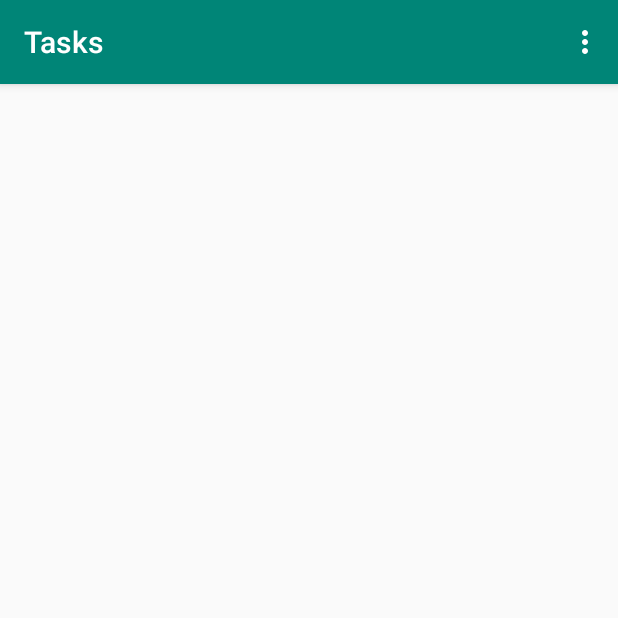
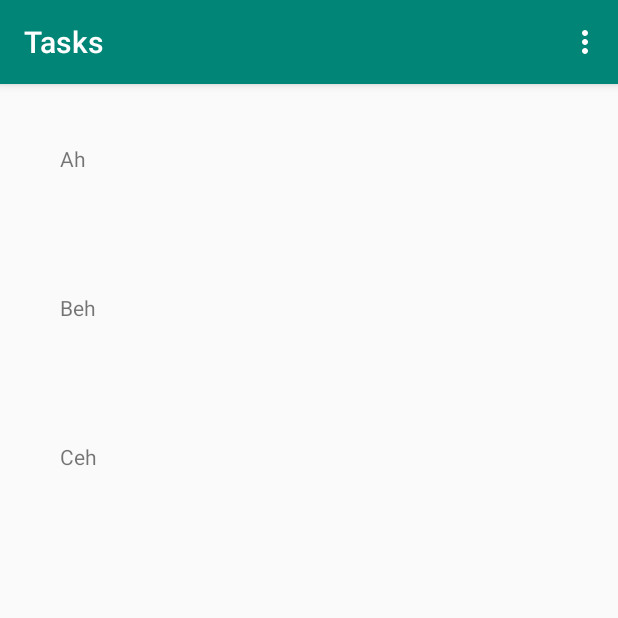
Before and after one commit to SpurNut/House-Keeper, an Android app: the screen it shows after launch (MainActivity), on a phone screen of 412 x 824 dp, the top half of it. Run offline under Robolectric (Android 15) with nearby library versions, the phone set to English and light mode, and no system bars; our stand-ins replace navigation-ui.

Commit message:
Added Recyclerview to Tasks Fragment

```diff
--- a/app/src/main/java/com/spurnut/housekeeper/NavigationExtension.kt
+++ b/app/src/main/java/com/spurnut/housekeeper/NavigationExtension.kt
@@ -113,11 +113,6 @@ fun BottomNavigationView.setupWithNavController(
                                 }
                             }
                             .addToBackStack(firstFragmentTag)
-                            .setCustomAnimations(
-                                    R.anim.nav_default_enter_anim,
-                                    R.anim.nav_default_exit_anim,
-                                    R.anim.nav_default_pop_enter_anim,
-                                    R.anim.nav_default_pop_exit_anim)
                             .setReorderingAllowed(true)
                             .commit()
                 }
--- /dev/null
+++ b/app/src/main/java/com/spurnut/housekeeper/tasksscreen/MyAdapter.kt
@@ -0,0 +1,41 @@
+package com.spurnut.housekeeper.tasksscreen
+
+import android.view.LayoutInflater
+import android.view.ViewGroup
+import android.widget.TextView
+import androidx.recyclerview.widget.RecyclerView
+import com.spurnut.housekeeper.R
+
+class MyAdapter(private var myDataset: List<*>) :
+        RecyclerView.Adapter<MyAdapter.MyViewHolder>() {
+
+    // Provide a reference to the views for each data item
+    // Complex data items may need more than one view per item, and
+    // you provide access to all the views for a data item in a view holder.
+    // Each data item is just a string in this case that is shown in a TextView.
+    class MyViewHolder(val textView: TextView) : RecyclerView.ViewHolder(textView)
+
+
+    // Create new views (invoked by the layout manager)
+    override fun onCreateViewHolder(parent: ViewGroup,
+                                    viewType: Int): MyAdapter.MyViewHolder {
+        // create a new view
+        val textView = LayoutInflater.from(parent.context)
+                .inflate(R.layout.my_text_view, parent, false) as TextView
+        // set the view's size, margins, paddings and layout parameters
+
+        return MyViewHolder(textView)
+    }
+
+    // Replace the contents of a view (invoked by the layout manager)
+    override fun onBindViewHolder(holder: MyViewHolder, position: Int) {
+        // - get element from your dataset at this position
+        // - replace the contents of the view with that element
+        holder.textView.text = myDataset[position] as CharSequence?
+    }
+
+    // Return the size of your dataset (invoked by the layout manager)
+    override fun getItemCount() = myDataset.size
+
+    fun getItems() = myDataset
+}
--- a/app/src/main/java/com/spurnut/housekeeper/tasksscreen/Tasks.kt
+++ b/app/src/main/java/com/spurnut/housekeeper/tasksscreen/Tasks.kt
@@ -21,18 +21,63 @@ import android.view.LayoutInflater
 import android.view.View
 import android.view.ViewGroup
 import androidx.fragment.app.Fragment
+import androidx.recyclerview.widget.ItemTouchHelper
+import androidx.recyclerview.widget.RecyclerView
 import com.spurnut.housekeeper.R
+import java.util.*
+
 
 /**
  * Shows the main title screen with a button that navigates to [About].
  */
 class Tasks : Fragment() {
+
+    private lateinit var recyclerView: RecyclerView
+
     override fun onCreateView(
-        inflater: LayoutInflater, container: ViewGroup?, savedInstanceState: Bundle?
+            inflater: LayoutInflater, container: ViewGroup?, savedInstanceState: Bundle?
     ): View? {
+
         val view = inflater.inflate(R.layout.fragment_tasks, container, false)
+
+        val viewAdapter = MyAdapter(listOf("Ah", "Beh", "Ceh"))
+
+        recyclerView = view.findViewById<RecyclerView>(R.id.my_recycler_view).apply {
+            setHasFixedSize(true)
+            adapter = viewAdapter
+        }
+
+        // Extend the Callback class
+        class _ithCallback() : ItemTouchHelper.Callback() {
+            //and in your imlpementaion of
+            override fun onMove(recyclerView: RecyclerView, viewHolder: RecyclerView.ViewHolder, target: RecyclerView.ViewHolder): Boolean {
+                // get the viewHolder's and target's positions in your adapter data, swap them
+                Collections.swap(viewAdapter.getItems(), viewHolder.getAdapterPosition(), target.getAdapterPosition())
+                // and notify the adapter that its dataset has changed
+                viewAdapter.notifyItemMoved(viewHolder.getAdapterPosition(), target.getAdapterPosition());
+                return true;
+            }
+
+            override fun onSwiped(viewHolder: RecyclerView.ViewHolder, direction: Int): Unit {
+                println("swiped")
+            }
+
+            //defines the enabled move directions in each state (idle, swiping, dragging).
+
+            override fun getMovementFlags(recyclerView: RecyclerView, viewHolder: RecyclerView.ViewHolder): Int {
+                return makeFlag(androidx.recyclerview.widget.ItemTouchHelper.ACTION_STATE_DRAG,
+                        androidx.recyclerview.widget.ItemTouchHelper.DOWN or ItemTouchHelper.UP or ItemTouchHelper.START or ItemTouchHelper.END)
+            }
+        }
+
+        // Create an `ItemTouchHelper` and attach it to the `RecyclerView`
+        val itemTouchHelper = ItemTouchHelper(_ithCallback())
+        itemTouchHelper.attachToRecyclerView(recyclerView)
+
 
 
         return view
     }
+
+
 }
--- a/app/src/main/res/layout/fragment_tasks.xml
+++ b/app/src/main/res/layout/fragment_tasks.xml
@@ -1,5 +1,16 @@
 <?xml version="1.0" encoding="utf-8"?>
-<RelativeLayout xmlns:android="http://schemas.android.com/apk/res/android"
-    android:layout_width="match_parent" android:layout_height="match_parent">
-
-</RelativeLayout>
+<!-- A RecyclerView with some commonly used attributes -->
+<androidx.recyclerview.widget.RecyclerView
+    android:id="@+id/my_recycler_view"
+    xmlns:android="http://schemas.android.com/apk/res/android"
+    xmlns:app="http://schemas.android.com/apk/res-auto"
+    xmlns:tools="http://schemas.android.com/tools"
+    android:layout_width="match_parent"
+    android:layout_height="match_parent"
+    app:layoutManager="androidx.recyclerview.widget.LinearLayoutManager"
+    app:layout_constraintBottom_toBottomOf="parent"
+    app:layout_constraintEnd_toEndOf="parent"
+    app:layout_constraintStart_toStartOf="parent"
+    app:layout_constraintTop_toTopOf="parent"
+    tools:context="com.spurnut.housekeeper.tasksscreen.Tasks"
+    tools:listitem="@layout/my_text_view"/>
--- /dev/null
+++ b/app/src/main/res/layout/my_text_view.xml
@@ -0,0 +1,7 @@
+<?xml version="1.0" encoding="utf-8"?>
+<TextView xmlns:android="http://schemas.android.com/apk/res/android"
+    android:layout_width="wrap_content"
+    android:layout_height="wrap_content"
+    android:layout_margin="40dp">
+
+</TextView>
--- a/build.gradle
+++ b/build.gradle
@@ -19,11 +19,7 @@ buildscript {
 }
 
 allprojects {
-    repositories {
-        google()
-        jcenter()
-
-    }
+    addRepos(repositories)
 }
 
 task clean(type: Delete) {
```
Also changed, not shown: app/build.gradle (+27 -18 lines), app/src/main/java/com/spurnut/housekeeper/MainActivity.kt (+8 -7 lines).
